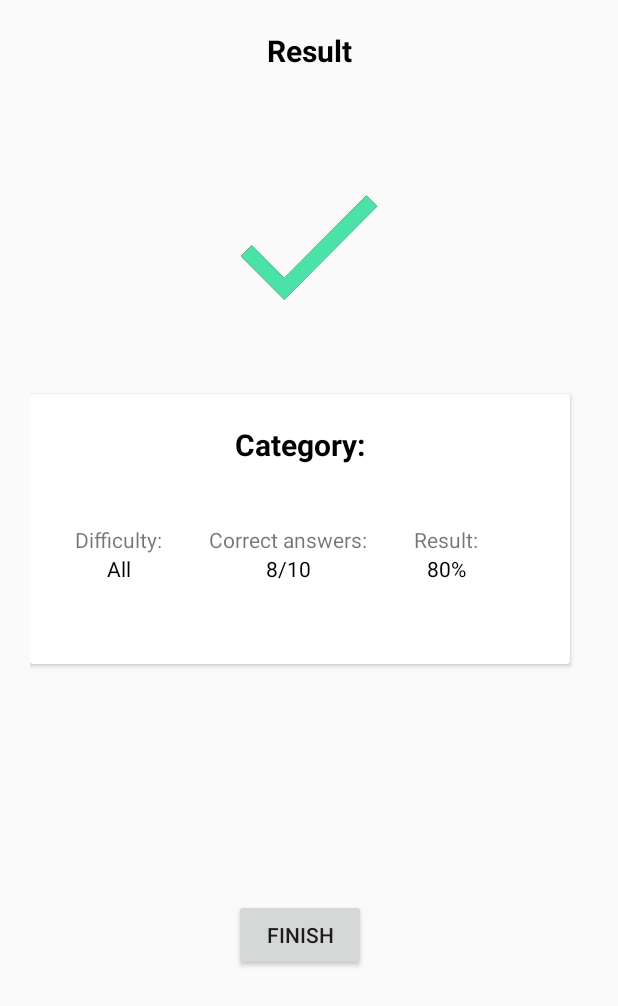
After one commit to PhenomenalMatrix/Quiz, an Android app: the ResultActivity screen opened directly, with no data from a screen before it, on a phone screen of 412 x 824 dp. The commit adds this screen. Shown: the top 1006 px of the screen. Run offline under Robolectric (Android 15) with nearby library versions, the light colour scheme and no system bars; our stand-ins replace data binding.

```diff
--- a/app/src/main/AndroidManifest.xml
+++ b/app/src/main/AndroidManifest.xml
@@ -2,18 +2,18 @@
 <manifest xmlns:android="http://schemas.android.com/apk/res/android"
     package="com.orozbek.quiz">
 
-    <uses-permission android:name="android.permission.INTERNET"/>
+    <uses-permission android:name="android.permission.INTERNET" />
 
     <application
+        android:name=".QuizApp"
         android:allowBackup="true"
         android:icon="@mipmap/ic_launcher"
         android:label="@string/app_name"
         android:roundIcon="@mipmap/ic_launcher_round"
         android:supportsRtl="true"
-        android:theme="@style/Theme.Quiz"
-        android:name=".QuizApp"
-        >
-        <activity android:name=".ui.Qst.QstActivity"></activity>
+        android:theme="@style/Theme.Quiz">
+        <activity android:name=".ui.result.ResultActivity"></activity>
+        <activity android:name=".ui.Qst.QstActivity" />
         <activity android:name=".ui.MainActivity">
             <intent-filter>
                 <action android:name="android.intent.action.MAIN" />
--- a/app/src/main/java/com/orozbek/quiz/ui/Qst/QstActivity.java
+++ b/app/src/main/java/com/orozbek/quiz/ui/Qst/QstActivity.java
@@ -56,7 +56,7 @@ public class QstActivity extends AppCompatActivity implements OnAnswerBtnClick {
         SnapHelper snapHelper = new LinearSnapHelper();
         snapHelper.attachToRecyclerView(binding.qstRecycler);
         adapter = new QstAdapter(this);
-//        adapter.initListner(this);
+        adapter.setHasStableIds(true);
         binding.qstRecycler.setAdapter(adapter);
         binding.qstRecycler.setLayoutManager(layoutManager);
         binding.progressBar.setMax(qsts.size());
--- a/app/src/main/java/com/orozbek/quiz/ui/adapter/QstAdapter.java
+++ b/app/src/main/java/com/orozbek/quiz/ui/adapter/QstAdapter.java
@@ -116,12 +116,13 @@ public class QstAdapter extends RecyclerView.Adapter<QstAdapter.QstVH> {
             incorrectAnswer.addAll(question.getIncorrectAnswers());
             Collections.shuffle(incorrectAnswer);
             question.setAnswers(incorrectAnswer);
+
             mbinding.qstTv.setText(Html.fromHtml(question.getQuestion()));
             if(question.getType().equals("boolean") ){
                 mbinding.multiplyBtnsConstraint.setVisibility(View.INVISIBLE);
                 mbinding.btnsConstraint.setVisibility(View.VISIBLE);
-                mbinding.yesBtn.setText("TRUE");
-                mbinding.noBtn.setText("FALSE");
+                mbinding.yesBtn.setText("true");
+                mbinding.noBtn.setText("false");
             }
             if(question.getType().equals("multiple")) {
                 mbinding.btnsConstraint.setVisibility(View.GONE);
@@ -131,8 +132,9 @@ public class QstAdapter extends RecyclerView.Adapter<QstAdapter.QstVH> {
                 mbinding.thirdBtn.setText(question.getAnswers().get(2));
                 mbinding.fourBtn.setText(question.getAnswers().get(3));
             }
-            if(question.isAnswerClick())
+            if(question.isAnswerClick()){
                 btnState(question);
+            }
             incorrectAnswer.clear();
         }
 
@@ -155,7 +157,7 @@ public class QstAdapter extends RecyclerView.Adapter<QstAdapter.QstVH> {
         }
 
         private void btnState(Question question) {
-            if (question.getSelectAnswerPosition() != 0){
+//            if (question.getSelectAnswerPosition() != 0){
                 switch (question.getSelectAnswerPosition()){
                     case 0:
                         if (question.getCorrectAnswer().equals(question.getAnswers().get(0))){
@@ -197,7 +199,7 @@ public class QstAdapter extends RecyclerView.Adapter<QstAdapter.QstVH> {
                             Log.e("TAG", "btnState: incorrect");
                         }
                         break;
-                }
+//                }
             }
         }
 
--- /dev/null
+++ b/app/src/main/java/com/orozbek/quiz/ui/result/ResultActivity.java
@@ -0,0 +1,16 @@
+package com.orozbek.quiz.ui.result;
+
+import androidx.appcompat.app.AppCompatActivity;
+
+import android.os.Bundle;
+
+import com.orozbek.quiz.R;
+
+public class ResultActivity extends AppCompatActivity {
+
+    @Override
+    protected void onCreate(Bundle savedInstanceState) {
+        super.onCreate(savedInstanceState);
+        setContentView(R.layout.activity_result);
+    }
+}
--- /dev/null
+++ b/app/src/main/res/drawable/ic_check_mark.xml
@@ -0,0 +1,19 @@
+<vector xmlns:android="http://schemas.android.com/apk/res/android"
+    android:width="92dp"
+    android:height="71dp"
+    android:viewportWidth="92"
+    android:viewportHeight="71">
+  <path
+      android:pathData="M29.4997,55.7L7.7997,34L0.5664,41.2333L29.4997,70.1667L91.4997,8.1667L84.2664,0.9334L29.4997,55.7Z"
+      android:fillColor="#000000"
+      android:fillType="evenOdd"/>
+  <group>
+    <clip-path
+        android:pathData="M29.4997,55.7L7.7997,34L0.5664,41.2333L29.4997,70.1667L91.4997,8.1667L84.2664,0.9334L29.4997,55.7Z"
+        android:fillType="evenOdd"/>
+    <path
+        android:pathData="M-17,-28H107V96H-17V-28Z"
+        android:fillColor="#4CE2A7"
+        android:fillType="evenOdd"/>
+  </group>
+</vector>
--- /dev/null
+++ b/app/src/main/res/layout/activity_result.xml
@@ -0,0 +1,135 @@
+<?xml version="1.0" encoding="utf-8"?>
+<layout>
+<androidx.constraintlayout.widget.ConstraintLayout xmlns:android="http://schemas.android.com/apk/res/android"
+    xmlns:app="http://schemas.android.com/apk/res-auto"
+    xmlns:tools="http://schemas.android.com/tools"
+    android:layout_width="match_parent"
+    android:layout_height="match_parent"
+    tools:context=".ui.result.ResultActivity"
+    android:padding="20dp"
+    >
+
+    <TextView
+        android:id="@+id/title_tv"
+        android:layout_width="wrap_content"
+        android:layout_height="wrap_content"
+        android:text="Result"
+        android:textColor="@color/black"
+        android:textSize="20sp"
+        app:layout_constraintLeft_toLeftOf="parent"
+        app:layout_constraintRight_toRightOf="parent"
+        tools:ignore="MissingConstraints"
+        android:textStyle="bold"
+        />
+    <ImageView
+        android:id="@+id/chek_mark_iv"
+        android:layout_width="wrap_content"
+        android:layout_height="wrap_content"
+        app:layout_constraintLeft_toLeftOf="parent"
+        app:layout_constraintRight_toRightOf="parent"
+        android:background="@drawable/ic_check_mark"
+        android:layout_marginTop="82dp"
+        app:layout_constraintTop_toBottomOf="@id/title_tv"
+        />
+    <androidx.cardview.widget.CardView
+        android:id="@+id/container_results"
+        android:layout_width="wrap_content"
+        android:layout_height="wrap_content"
+        android:layout_marginTop="62dp"
+        app:layout_constraintTop_toBottomOf="@id/chek_mark_iv"
+        tools:ignore="MissingConstraints">
+        <androidx.constraintlayout.widget.ConstraintLayout
+            android:layout_width="360dp"
+            android:layout_height="180dp"
+            app:layout_constraintLeft_toLeftOf="parent"
+            app:layout_constraintRight_toRightOf="parent"
+            android:padding="20dp"
+            >
+            <TextView
+                android:id="@+id/cat_title_tv"
+                android:layout_width="wrap_content"
+                android:layout_height="wrap_content"
+                android:text="Category:"
+                android:textColor="@color/black"
+                android:textSize="20sp"
+                app:layout_constraintLeft_toLeftOf="parent"
+                app:layout_constraintRight_toRightOf="parent"
+                tools:ignore="MissingConstraints"
+                android:textStyle="bold"
+                />
+            <androidx.constraintlayout.widget.ConstraintLayout
+                android:id="@+id/container_tv"
+                android:layout_width="300dp"
+                android:layout_height="wrap_content"
+                android:layout_marginTop="40dp"
+                app:layout_constraintLeft_toLeftOf="parent"
+                app:layout_constraintRight_toRightOf="parent"
+                app:layout_constraintTop_toBottomOf="@id/cat_title_tv"
+                >
+                    <TextView
+                        android:id="@+id/diff_tv"
+                        android:layout_width="wrap_content"
+                        android:layout_height="wrap_content"
+                        app:layout_constraintLeft_toLeftOf="parent"
+                        android:text="Difficulty:"
+                        />
+                    <TextView
+                        android:id="@+id/diff_inf_tv"
+                        android:layout_width="wrap_content"
+                        android:layout_height="wrap_content"
+                        android:text="All"
+                        android:textColor="@color/black"
+                        app:layout_constraintRight_toRightOf="@id/diff_tv"
+                        app:layout_constraintLeft_toLeftOf="@id/diff_tv"
+                        app:layout_constraintTop_toBottomOf="@id/diff_tv"/>
+                    <TextView
+                        android:id="@+id/correct_answers_tv"
+                        android:layout_width="wrap_content"
+                        android:layout_height="wrap_content"
+                        app:layout_constraintLeft_toRightOf="@id/diff_tv"
+                        app:layout_constraintRight_toLeftOf="@id/results_tv"
+                        android:text="Correct answers:"
+                        />
+                <TextView
+                    android:id="@+id/correct_answers_inf_tv"
+                    android:layout_width="wrap_content"
+                    android:layout_height="wrap_content"
+                    android:text="8/10"
+                    android:textColor="@color/black"
+                    app:layout_constraintRight_toRightOf="@id/correct_answers_tv"
+                    app:layout_constraintLeft_toLeftOf="@id/correct_answers_tv"
+                    app:layout_constraintTop_toBottomOf="@id/correct_answers_tv"/>
+                    <TextView
+                        android:id="@+id/results_tv"
+                        android:layout_width="wrap_content"
+                        android:layout_height="wrap_content"
+                        app:layout_constraintLeft_toRightOf="@id/correct_answers_tv"
+                        app:layout_constraintRight_toRightOf="parent"
+                        android:text="Result:"
+                        />
+                <TextView
+                    android:id="@+id/results_inf_tv"
+                    android:layout_width="wrap_content"
+                    android:layout_height="wrap_content"
+                    android:text="80%"
+                    android:textColor="@color/black"
+                    app:layout_constraintRight_toRightOf="@id/results_tv"
+                    app:layout_constraintLeft_toLeftOf="@id/results_tv"
+                    app:layout_constraintTop_toBottomOf="@id/results_tv"/>
+            </androidx.constraintlayout.widget.ConstraintLayout>
+        </androidx.constraintlayout.widget.ConstraintLayout>
+    </androidx.cardview.widget.CardView>
+
+    <Button
+        android:id="@+id/finish_btn"
+        android:layout_width="wrap_content"
+        android:layout_height="wrap_content"
+        app:layout_constraintTop_toBottomOf="@+id/container_results"
+        app:layout_constraintLeft_toLeftOf="@id/container_results"
+        app:layout_constraintRight_toRightOf="@id/container_results"
+        app:layout_constraintBottom_toBottomOf="parent"
+        android:text="finish"/>
+
+
+</androidx.constraintlayout.widget.ConstraintLayout>
+</layout>
```
